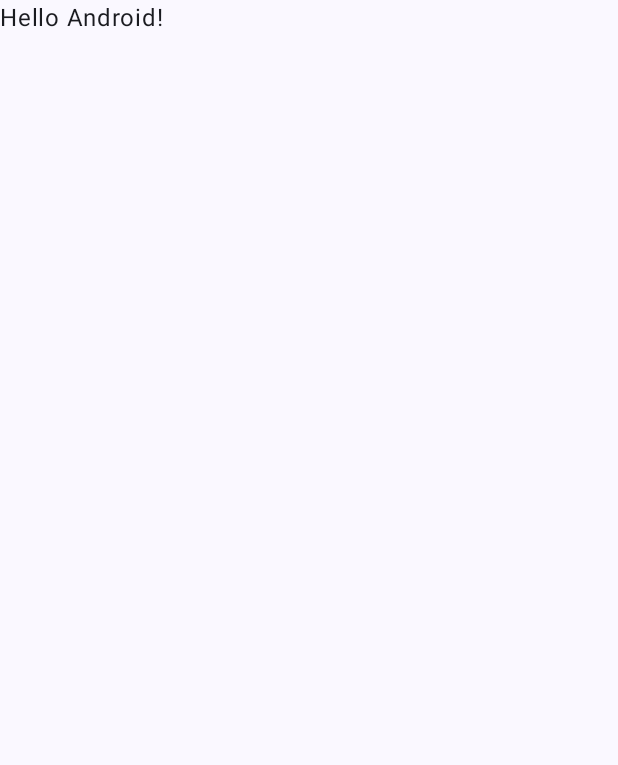
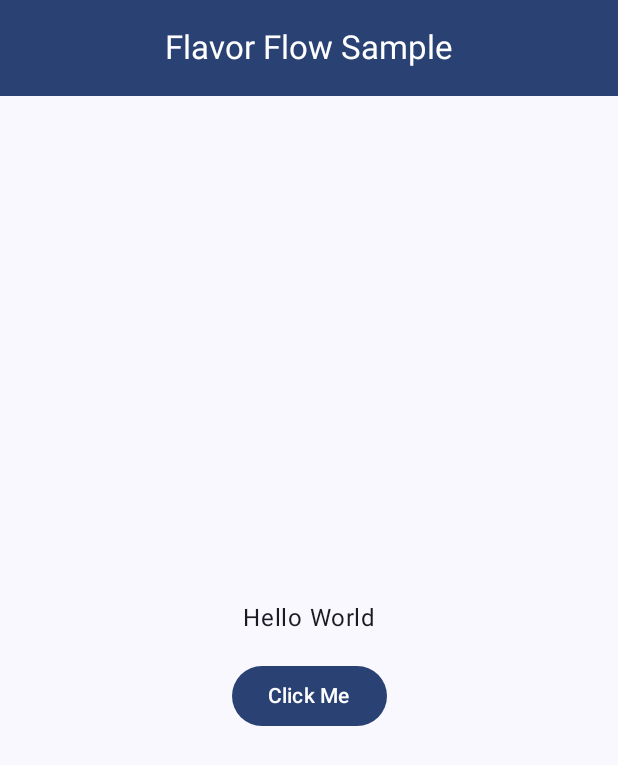
Before and after one commit to FlavorFlow-io/android-jetpack-compose-sample, an Android app built with Jetpack Compose: the screen it shows after launch (MainActivity), on a phone screen of 412 x 824 dp. Before the commit the part shown is almost empty. Shown: the top 765 px of the screen. Run offline under Robolectric (Android 15) with nearby library versions, the phone set to English and light mode, and no system bars.

Commit message:
Create basic project

```diff
--- a/app/src/main/java/dev/lucianosantos/flavorflowsample/MainActivity.kt
+++ b/app/src/main/java/dev/lucianosantos/flavorflowsample/MainActivity.kt
@@ -4,13 +4,25 @@ import android.os.Bundle
 import androidx.activity.ComponentActivity
 import androidx.activity.compose.setContent
 import androidx.activity.enableEdgeToEdge
+import androidx.compose.foundation.layout.Arrangement
+import androidx.compose.foundation.layout.Box
+import androidx.compose.foundation.layout.Column
 import androidx.compose.foundation.layout.fillMaxSize
 import androidx.compose.foundation.layout.padding
+import androidx.compose.material3.Button
+import androidx.compose.material3.CenterAlignedTopAppBar
+import androidx.compose.material3.ExperimentalMaterial3Api
+import androidx.compose.material3.MaterialTheme
 import androidx.compose.material3.Scaffold
+import androidx.compose.material3.Surface
 import androidx.compose.material3.Text
+import androidx.compose.material3.TopAppBarColors
+import androidx.compose.material3.TopAppBarDefaults
 import androidx.compose.runtime.Composable
+import androidx.compose.ui.Alignment
 import androidx.compose.ui.Modifier
 import androidx.compose.ui.tooling.preview.Preview
+import androidx.compose.ui.unit.dp
 import dev.lucianosantos.flavorflowsample.ui.theme.FlavorFlowSampleTheme
 
 class MainActivity : ComponentActivity() {
@@ -19,29 +31,57 @@ class MainActivity : ComponentActivity() {
         enableEdgeToEdge()
         setContent {
             FlavorFlowSampleTheme {
-                Scaffold(modifier = Modifier.fillMaxSize()) { innerPadding ->
-                    Greeting(
-                        name = "Android",
-                        modifier = Modifier.padding(innerPadding)
-                    )
-                }
+                HomeScreen()
             }
         }
     }
 }
 
+@OptIn(ExperimentalMaterial3Api::class)
 @Composable
-fun Greeting(name: String, modifier: Modifier = Modifier) {
-    Text(
-        text = "Hello $name!",
-        modifier = modifier
-    )
+fun HomeScreen() {
+    Scaffold(
+        modifier = Modifier.fillMaxSize(),
+        topBar = {
+            CenterAlignedTopAppBar(
+                title = { Text("Flavor Flow Sample") },
+                colors = TopAppBarDefaults.topAppBarColors(
+                    containerColor = MaterialTheme.colorScheme.primary,
+                    titleContentColor = MaterialTheme.colorScheme.onPrimary
+                )
+            )
+        },
+    ) { innerPadding ->
+        Surface(
+            modifier = Modifier.padding(innerPadding),
+            color = MaterialTheme.colorScheme.background,
+        ) {
+            Box(
+                modifier = Modifier.fillMaxSize(),
+                contentAlignment = Alignment.Center
+            ) {
+            Column(
+                modifier = Modifier
+                    .padding(16.dp),
+                verticalArrangement = Arrangement.spacedBy(16.dp),
+                horizontalAlignment = Alignment.CenterHorizontally
+            ) {
+                Text("Hello World")
+                Button(
+                    onClick = {}
+                ) {
+                    Text("Click Me")
+                }
+            }}
+        }
+    }
+
 }
 
-@Preview(showBackground = true)
+@Preview(showBackground = true, showSystemUi = true)
 @Composable
-fun GreetingPreview() {
+fun HomeScreenPreview() {
     FlavorFlowSampleTheme {
-        Greeting("Android")
+        HomeScreen()
     }
 }
```
